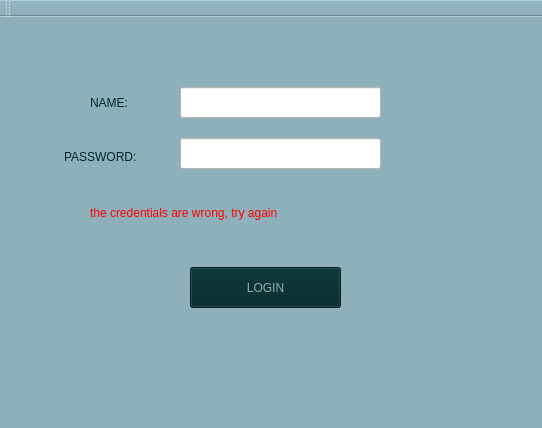
RickZack/Symposium, file Test_GUI_Dispatcher/Client/GUI/login/login.ui: the form before one commit.
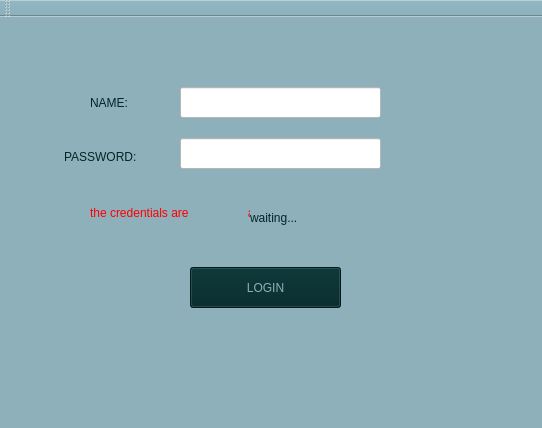
The form after the commit.

```diff
--- a/Test_GUI_Dispatcher/Client/GUI/login/login.ui
+++ b/Test_GUI_Dispatcher/Client/GUI/login/login.ui
@@ -110,6 +110,36 @@
      <string>the credentials are wrong, try again</string>
     </property>
    </widget>
+   <widget class="QLabel" name="wait">
+    <property name="geometry">
+     <rect>
+      <x>250</x>
+      <y>180</y>
+      <width>71</width>
+      <height>41</height>
+     </rect>
+    </property>
+    <property name="styleSheet">
+     <string notr="true">font: 10pt &quot;MS Shell Dlg 2&quot;;
+color:#002627;</string>
+    </property>
+    <property name="text">
+     <string>waiting...</string>
+    </property>
+   </widget>
+   <widget class="QLabel" name="gif">
+    <property name="geometry">
+     <rect>
+      <x>190</x>
+      <y>180</y>
+      <width>55</width>
+      <height>41</height>
+     </rect>
+    </property>
+    <property name="text">
+     <string/>
+    </property>
+   </widget>
   </widget>
   <widget class="QMenuBar" name="menuBar">
    <property name="geometry">
```
